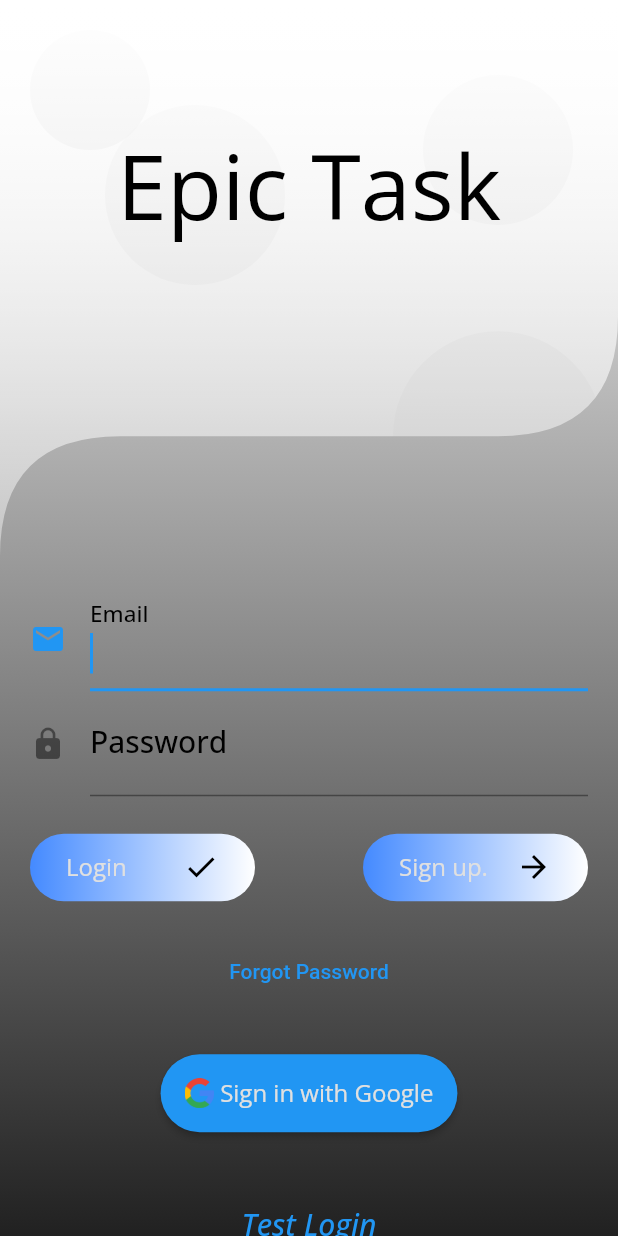
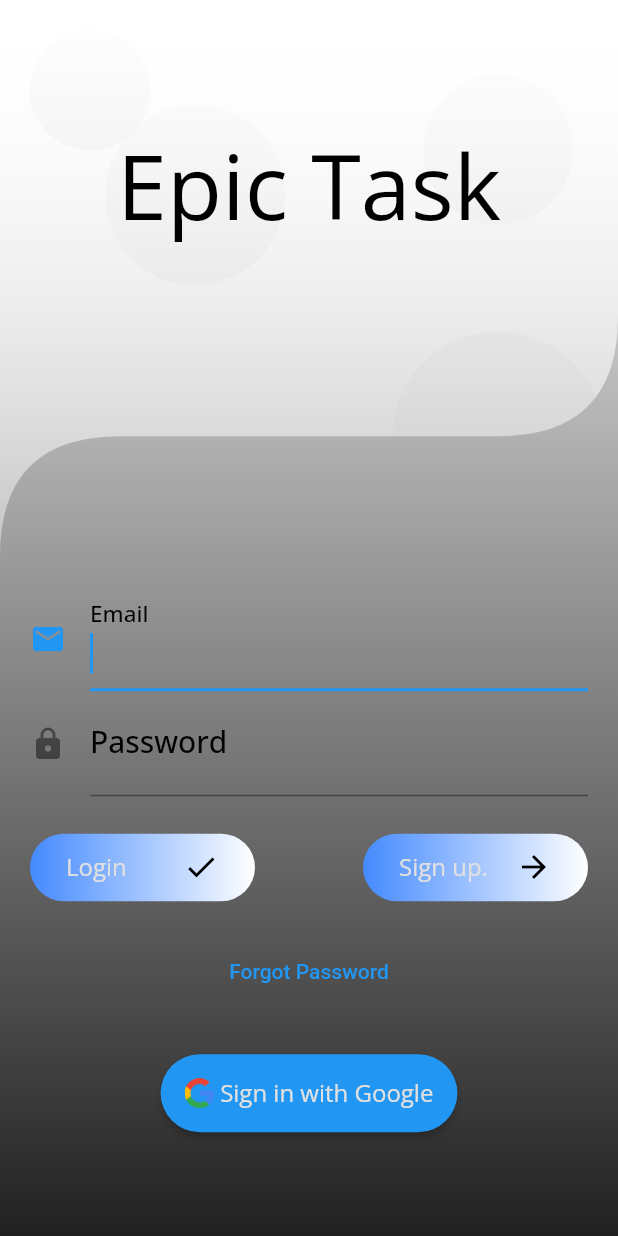
Before and after one commit to EpicTask/epictask, a Flutter app: the screen it shows after launch, on a phone screen of 412 x 824 dp. Run offline on Flutter 3.47's test engine with Material 2 defaults, Android fonts, the light colour scheme and no system bars; our stand-ins replace bloc, cloud_firestore, cloud_functions, curved_navigation_bar, dio, equatable and 16 more; accounts and stored records are empty.

Commit message:
feat: ui updates

```diff
--- a/services/frontend_mobile/lib/screens/login/login_form.dart
+++ b/services/frontend_mobile/lib/screens/login/login_form.dart
@@ -215,7 +215,7 @@ class LoginFormState extends State<LoginForm> {
                   buildForgotPasswordButton(context),
                   const SizedBox(height: 15),
                   if (!kIsWeb) buildSignInButtons(context, state),
-                  buildTestLoginButton(context, state),
+                  // buildTestLoginButton(context, state),
                 ],
               );
             },
```
